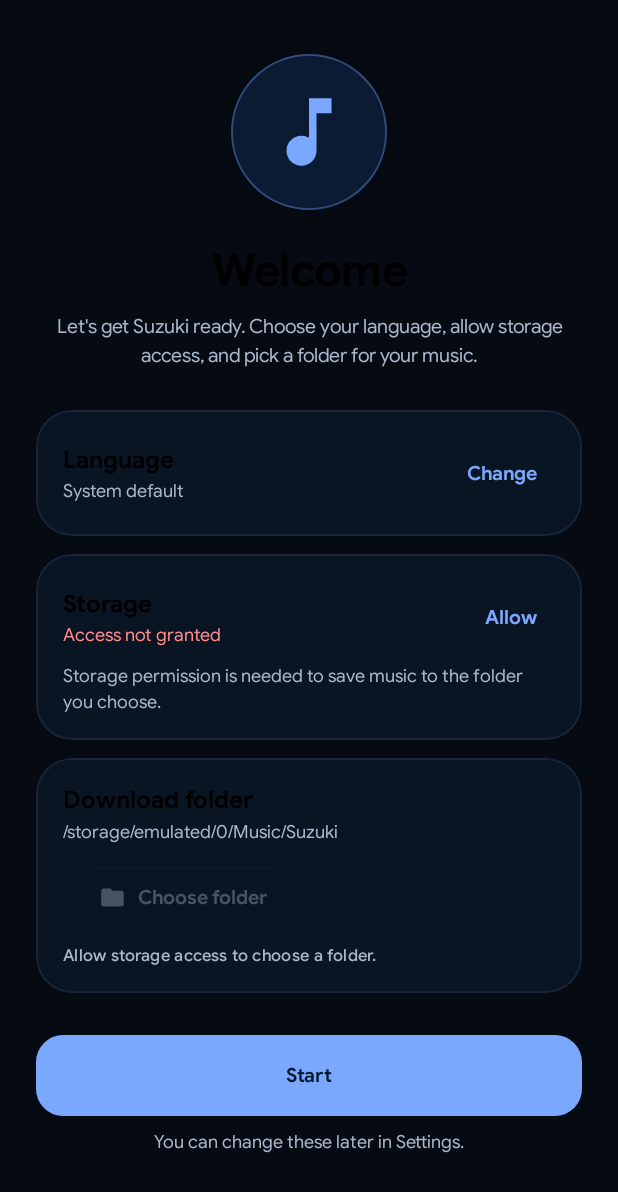
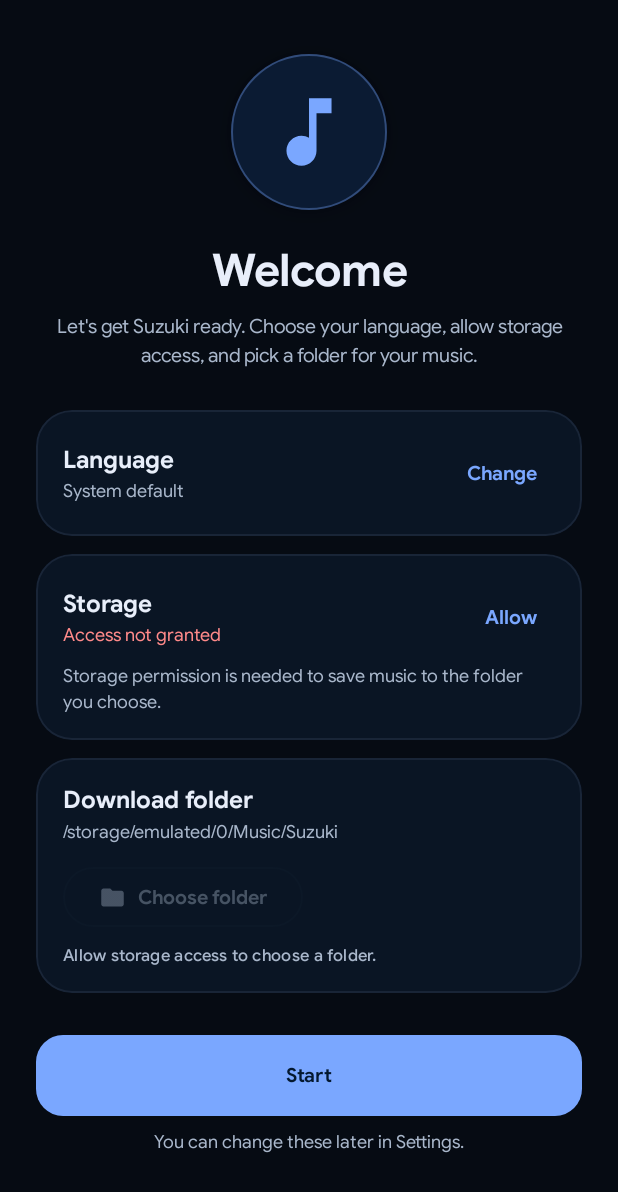
Before and after one commit to berkchy/suzuki, an Android app built with Jetpack Compose: the screen it shows after launch (MainActivity), on a phone screen of 412 x 824 dp. Shown: the top 1192 px of the screen. Run offline under Robolectric (Android 15) with nearby library versions, the phone set to English and light mode, and no system bars; our stand-ins replace Room's generated code; libraries missing offline, so code that uses them is left out: com.yausername.ffmpeg, com.yausername.youtubedl_android; pictures from the network do not load; 6 statements that could not run were skipped.

Commit message:
fix: karşılama ekranı metin renkleri

```diff
--- a/app/src/main/java/hime/suzuki/ui/screens/OnboardingScreen.kt
+++ b/app/src/main/java/hime/suzuki/ui/screens/OnboardingScreen.kt
@@ -9,8 +9,6 @@ import androidx.activity.compose.rememberLauncherForActivityResult
 import androidx.activity.result.contract.ActivityResultContracts
 import androidx.compose.foundation.BorderStroke
 import androidx.compose.foundation.Image
-import androidx.compose.foundation.background
-import androidx.compose.foundation.layout.Box
 import androidx.compose.foundation.layout.Column
 import androidx.compose.foundation.layout.Row
 import androidx.compose.foundation.layout.Spacer
@@ -113,10 +111,10 @@ fun OnboardingScreen(vm: MainViewModel, onFinish: () -> Unit) {
         AppLocale.displayName(context, currentTag)
     }
 
-    Box(
-        modifier = Modifier
-            .fillMaxSize()
-            .background(MaterialTheme.colorScheme.background),
+    Surface(
+        modifier = Modifier.fillMaxSize(),
+        color = MaterialTheme.colorScheme.background,
+        contentColor = MaterialTheme.colorScheme.onBackground,
     ) {
         Column(
             modifier = Modifier
```
